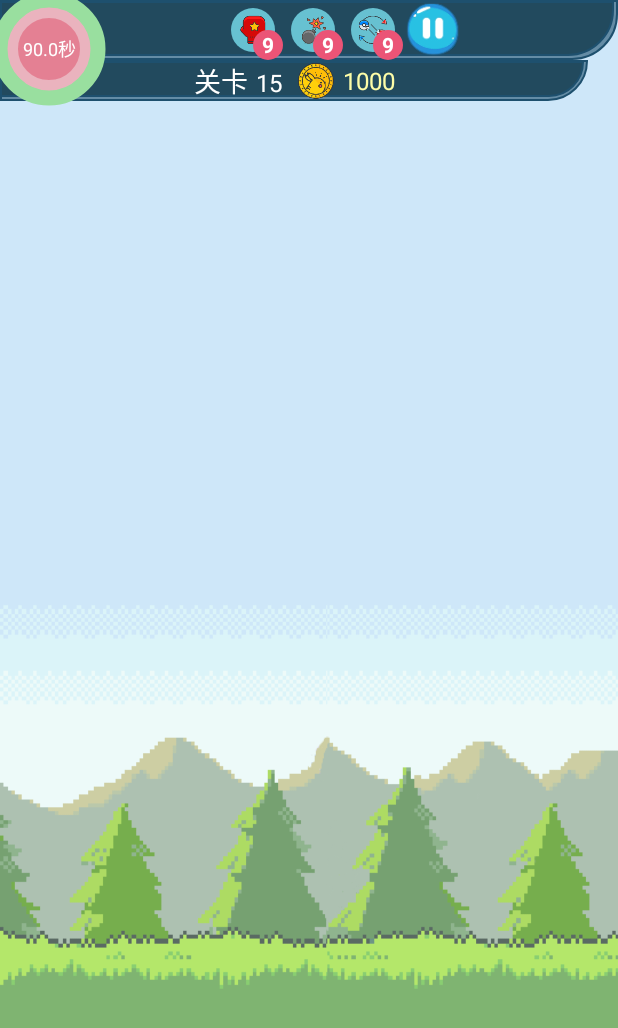
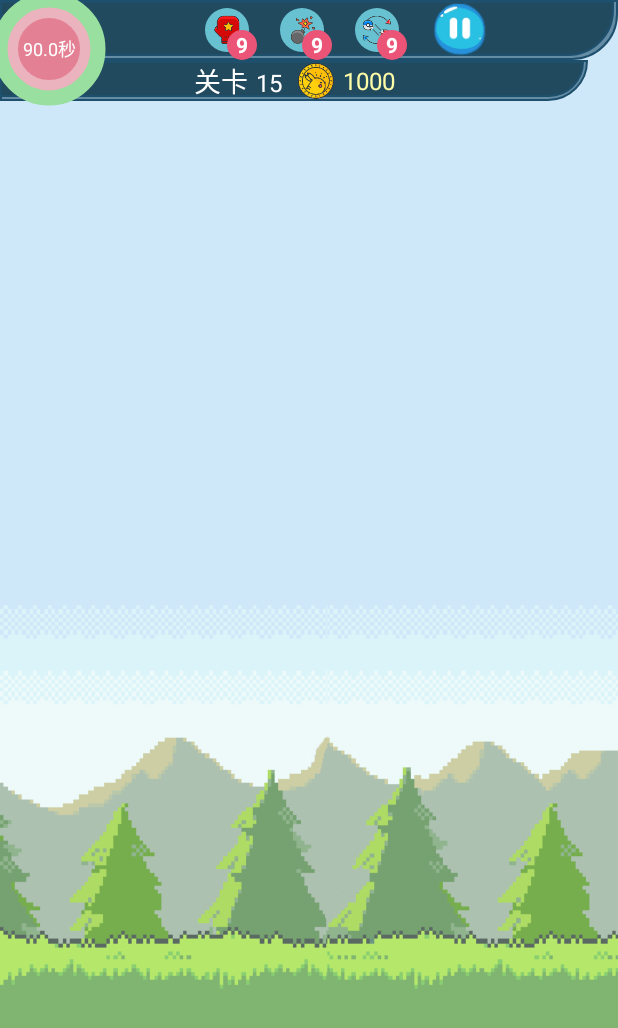
Before and after one commit to Asheone12/PokemonLink, an Android app: the LinkActivity screen opened directly, with no data from a screen before it, on a phone screen of 412 x 824 dp. Shown: the top 1028 px of the screen. Run offline under Robolectric (Android 15) with nearby library versions, the phone set to English and light mode, and no system bars; our stand-ins replace Dagger/Hilt's generated code, Room's generated code; libraries missing offline, so code that uses them is left out: tyrantgit.explosionfield; Roboto replaces fonts that are not available here; 8 statements that could not run were skipped.

Commit message:
游戏界面的道具之间增加间距，固定道具数量的字体大小，避免在小屏上显示不正常

```diff
--- a/app/src/main/res/layout/activity_link.xml
+++ b/app/src/main/res/layout/activity_link.xml
@@ -40,6 +40,7 @@
             <com.muen.gamelink.widget.GameItem
                 android:id="@+id/item_bomb"
                 style="@style/link_props"
+                android:layout_marginStart="10dp"
                 app:layout_constraintBottom_toBottomOf="parent"
                 app:layout_constraintEnd_toStartOf="@id/item_refresh"
                 app:layout_constraintStart_toEndOf="@id/item_fight"
@@ -50,6 +51,7 @@
             <com.muen.gamelink.widget.GameItem
                 android:id="@+id/item_refresh"
                 style="@style/link_props"
+                android:layout_marginStart="10dp"
                 app:layout_constraintBottom_toBottomOf="parent"
                 app:layout_constraintEnd_toStartOf="@id/link_pause"
                 app:layout_constraintStart_toEndOf="@id/item_bomb"
@@ -61,6 +63,7 @@
                 android:id="@+id/link_pause"
                 android:layout_width="40dp"
                 android:layout_height="40dp"
+                android:layout_marginStart="15dp"
                 android:src="@drawable/link_stop"
                 app:layout_constraintBottom_toBottomOf="parent"
                 app:layout_constraintEnd_toEndOf="parent"
--- a/app/src/main/res/layout/number_item.xml
+++ b/app/src/main/res/layout/number_item.xml
@@ -19,6 +19,7 @@
 
     <TextView
         android:id="@+id/show_count"
+        android:textSize="12dp"
         android:layout_width="wrap_content"
         android:layout_height="wrap_content"
         android:layout_alignParentEnd="true"
```
